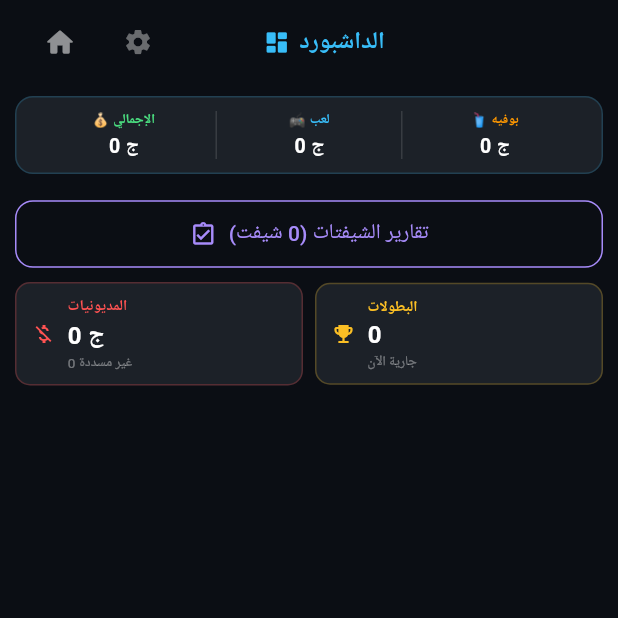
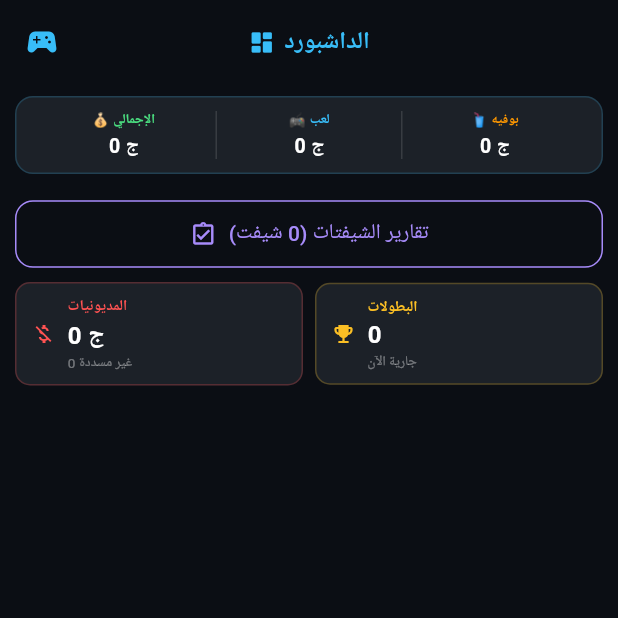
Before and after one commit to ibrahimshoshaa/PSV5, a Flutter app: the DashboardScreen screen opened directly, on a phone screen of 412 x 824 dp, the top half of it. Run offline on Flutter 3.47's test engine with Material 3 defaults, Android fonts, the light colour scheme and no system bars; our stand-ins replace flutter_local_notifications, qr_flutter, shared_preferences; accounts and stored records are empty.

Commit message:
Update dashboard_screen.dart

```diff
--- a/lib/screens/dashboard_screen.dart
+++ b/lib/screens/dashboard_screen.dart
@@ -4,7 +4,6 @@ import 'package:provider/provider.dart';
 import '../services/app_state.dart';
 import 'shift_screen.dart';
 import 'home_screen.dart';
-import 'settings_screen.dart';
 
 class DashboardScreen extends StatefulWidget {
   const DashboardScreen({super.key});
@@ -72,34 +71,7 @@ class _DashboardScreenState extends State<DashboardScreen> {
       backgroundColor: const Color(0xFF0b0e14),
       appBar: AppBar(
         backgroundColor: const Color(0xFF0b0e14),
-  automaticallyImplyLeading: false,
-  title: Row(
-    mainAxisAlignment: MainAxisAlignment.spaceBetween,
-    children: [
-      // ── يسار: زرار الهوم والإعدادات ──
-      Row(
-        mainAxisSize: MainAxisSize.min,
-        children: [
-          IconButton(
-            icon: const Icon(Icons.home_rounded, color: Colors.white54, size: 22),
-            tooltip: 'الرئيسية',
-            onPressed: () => Navigator.pop(context),
-            padding: EdgeInsets.zero,
-            constraints: const BoxConstraints(),
-          ),
-          const SizedBox(width: 4),
-          IconButton(
-            icon: const Icon(Icons.settings, color: Colors.white38, size: 20),
-            tooltip: 'الإعدادات',
-            onPressed: () => Navigator.push(context,
-                MaterialPageRoute(builder: (_) => const SettingsScreen())),
-            padding: EdgeInsets.zero,
-            constraints: const BoxConstraints(),
-          ),
-        ],
-      ),
-      // ── وسط: العنوان ──
-      const Row(
+        title: const Row(
           mainAxisSize: MainAxisSize.min,
           children: [
             Icon(Icons.dashboard_rounded, color: Color(0xFF38bdf8), size: 18),
@@ -111,9 +83,15 @@ class _DashboardScreenState extends State<DashboardScreen> {
                     fontSize: 16)),
           ],
         ),
-      // ── يمين: placeholder للتوازن ──
-      const SizedBox(width: 80),
-    ],
+        centerTitle: true,
+        automaticallyImplyLeading: false,
+leading: IconButton(
+  icon: const Icon(Icons.sports_esports, color: Color(0xFF38bdf8)),
+  tooltip: 'الأجهزة',
+  onPressed: () => Navigator.push(
+    context,
+    MaterialPageRoute(builder: (_) => const HomeScreen()),
+  ),
 ),
       ),
       body: ListView(
```
Lines whose indentation alone changed are shown as unchanged.
